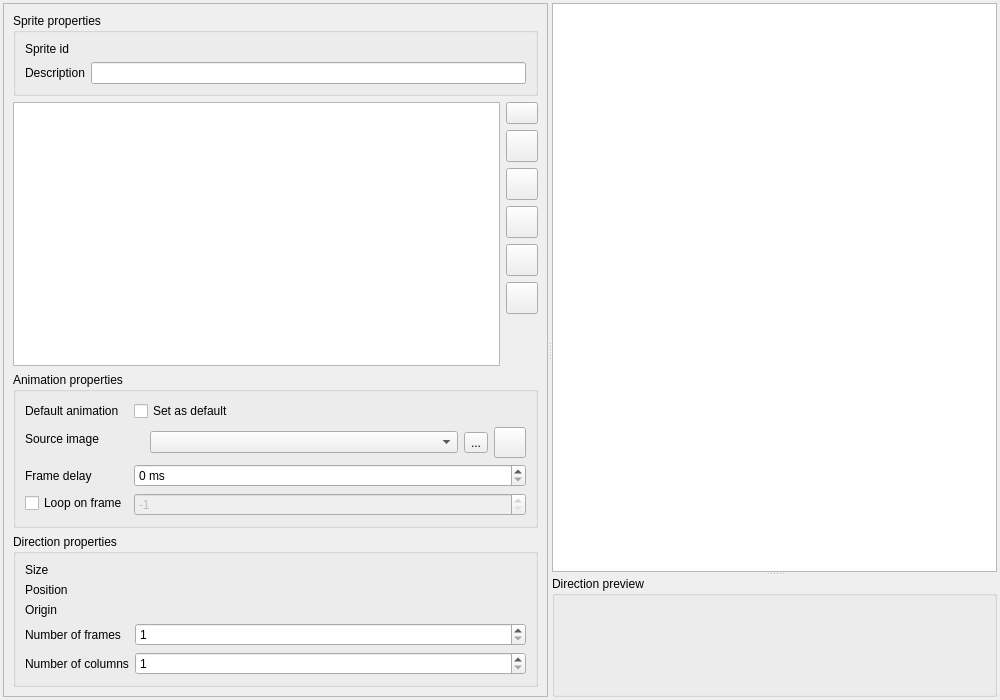
Qt form src/widgets/sprite_editor.ui (Kangie/solarus) before a commit.
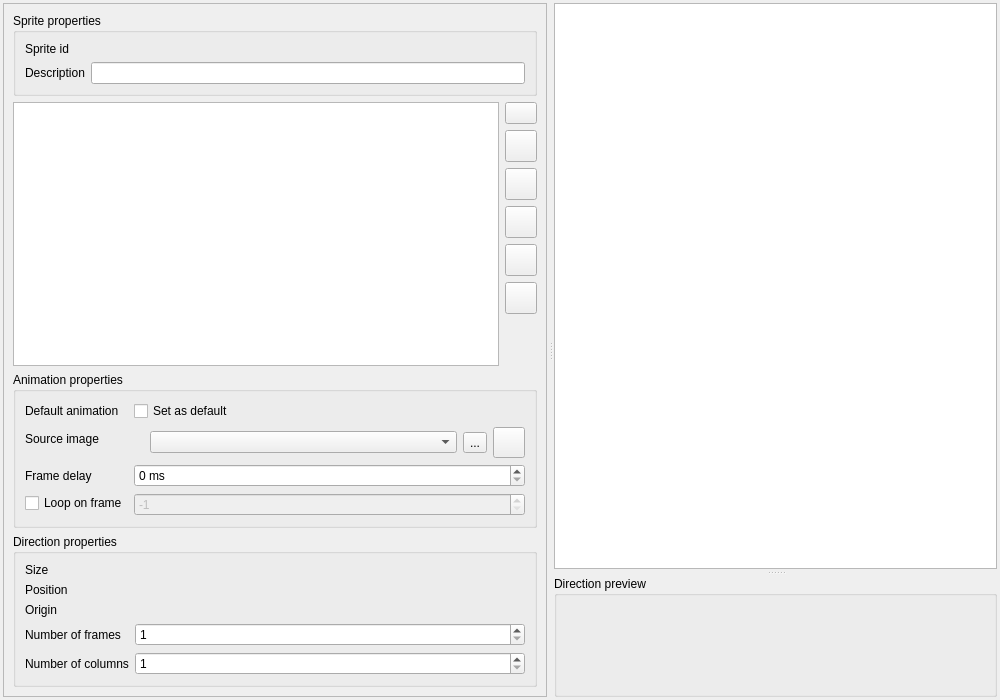
The same form after that commit. Icons and pictures are not drawn. Custom widgets are drawn as their Qt base class.

Commit message:
Fix splitter handle sizes
Qlementine seems to have a default splitter handle size of 0.

Patch:
```diff
--- a/src/widgets/sprite_editor.ui
+++ b/src/widgets/sprite_editor.ui
@@ -37,6 +37,9 @@
      <property name="orientation">
       <enum>Qt::Horizontal</enum>
      </property>
+     <property name="handleWidth">
+      <number>7</number>
+     </property>
      <widget class="QWidget" name="sprite_side_view" native="true">
       <property name="sizePolicy">
        <sizepolicy hsizetype="Ignored" vsizetype="Expanding">
@@ -67,8 +70,8 @@
            <rect>
             <x>0</x>
             <y>0</y>
-            <width>588</width>
-            <height>717</height>
+            <width>579</width>
+            <height>692</height>
            </rect>
           </property>
           <layout class="QVBoxLayout" name="verticalLayout_3">
@@ -644,6 +647,9 @@
       <property name="orientation">
        <enum>Qt::Vertical</enum>
       </property>
+      <property name="handleWidth">
+       <number>7</number>
+      </property>
       <widget class="SolarusEditor::SpriteView" name="sprite_view">
        <property name="sizePolicy">
         <sizepolicy hsizetype="Expanding" vsizetype="Expanding">
```
The commit also changes 6 other files.
